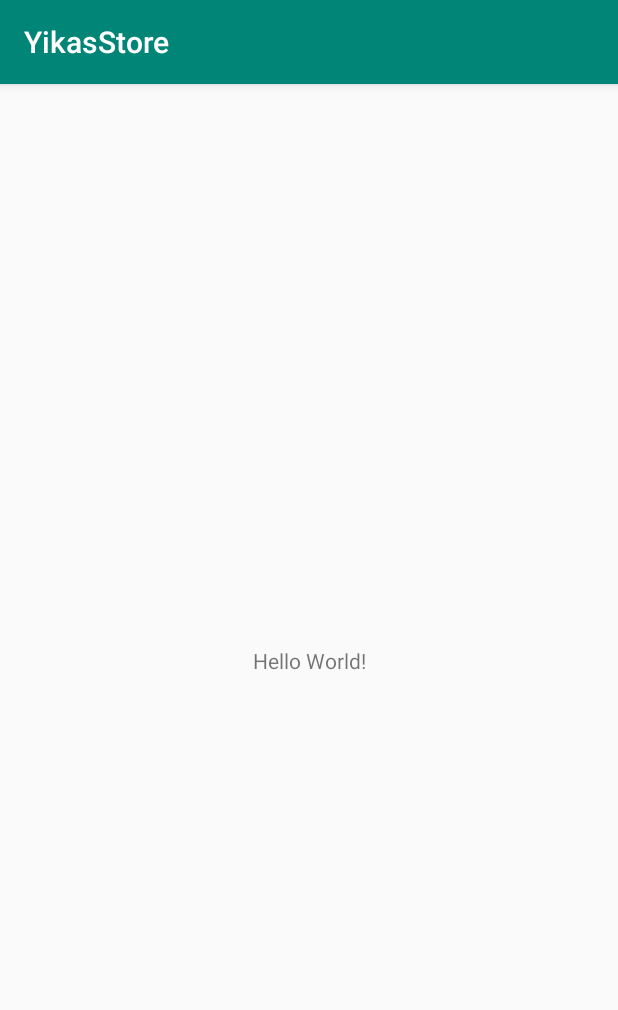
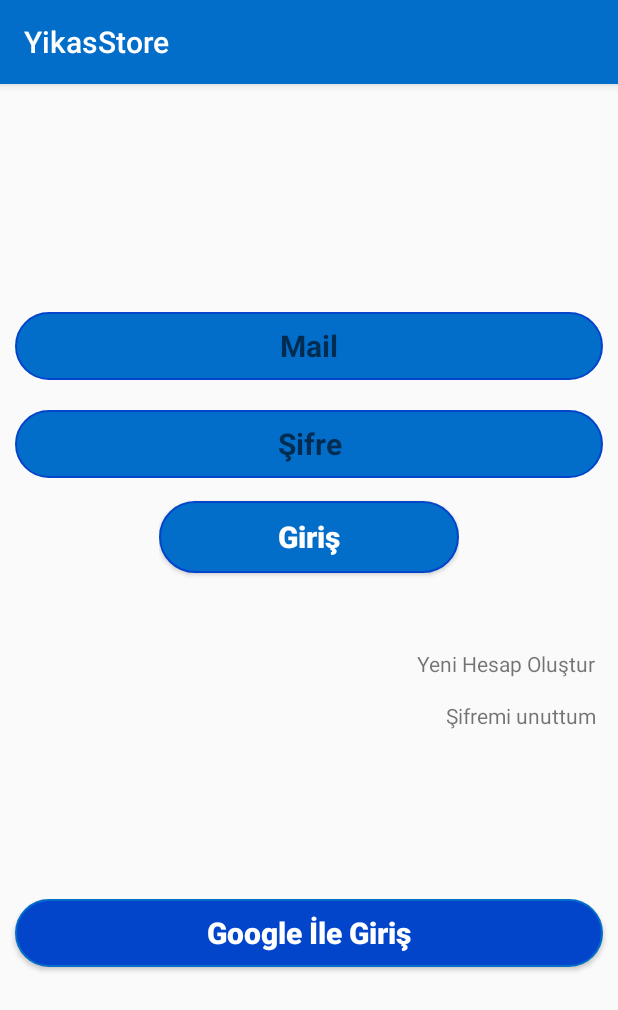
Before and after one commit to yelizkanmaz/YikasStore, an Android app: the screen it shows after launch (MainActivity before the commit, LoginActivity after it), on a phone screen of 412 x 824 dp. Shown: the top 1010 px of the screen. Run offline under Robolectric (Android 15) with nearby library versions, the light colour scheme and no system bars.

Commit message:
yikas-2 - Kullanıcı Girişi Arayüzü Tasarlanacak

```diff
--- a/app/src/main/AndroidManifest.xml
+++ b/app/src/main/AndroidManifest.xml
@@ -13,7 +13,7 @@
         tools:ignore="GoogleAppIndexingWarning">
         <activity android:name=".SplashScreen" />
 
-        <activity android:name=".MainActivity">
+        <activity android:name=".LoginActivity">
             <intent-filter>
                 <action android:name="android.intent.action.MAIN" />
 
--- a/app/src/main/java/com/example/yikasstore/MainActivity.java
+++ b/app/src/main/java/com/example/yikasstore/LoginActivity.java
@@ -4,11 +4,11 @@ import androidx.appcompat.app.AppCompatActivity;
 
 import android.os.Bundle;
 
-public class MainActivity extends AppCompatActivity {
+public class LoginActivity extends AppCompatActivity {
 
     @Override
     protected void onCreate(Bundle savedInstanceState) {
         super.onCreate(savedInstanceState);
-        setContentView(R.layout.activity_main);
+        setContentView(R.layout.activity_login);
     }
 }
--- a/app/src/main/java/com/example/yikasstore/SplashScreen.kt
+++ b/app/src/main/java/com/example/yikasstore/SplashScreen.kt
@@ -14,7 +14,7 @@ class SplashScreen : AppCompatActivity() {
         supportActionBar?.hide()
 
         Handler().postDelayed({
-            val intent = Intent(this, MainActivity::class.java)
+            val intent = Intent(this, LoginActivity::class.java)
             startActivity(intent)
             finish()
         }, SPLASH_TIME_OUT)
--- /dev/null
+++ b/app/src/main/res/drawable/google_rounded_text_area.xml
@@ -0,0 +1,18 @@
+<?xml version="1.0" encoding="utf-8"?>
+<shape xmlns:android="http://schemas.android.com/apk/res/android" >
+    <stroke
+        android:width="1dp"
+        android:color="@color/colorPrimary"
+        android:textColor="@color/white"
+        />
+
+    <solid android:color="@color/colorPrimaryDark" />
+
+    <padding
+        android:left="1dp"
+        android:right="1dp"
+        android:bottom="1dp"
+        android:top="1dp" />
+
+    <corners android:radius="35dp" />
+</shape>
--- /dev/null
+++ b/app/src/main/res/drawable/rounded_text_area.xml
@@ -0,0 +1,18 @@
+<?xml version="1.0" encoding="utf-8"?>
+<shape xmlns:android="http://schemas.android.com/apk/res/android" >
+    <stroke
+        android:width="1dp"
+        android:color="@color/colorPrimaryDark"
+        android:textColor="@color/white"
+        />
+
+    <solid android:color="@color/colorPrimary" />
+
+    <padding
+        android:left="1dp"
+        android:right="1dp"
+        android:bottom="1dp"
+        android:top="1dp" />
+
+    <corners android:radius="35dp" />
+</shape>
--- /dev/null
+++ b/app/src/main/res/layout/activity_login.xml
@@ -0,0 +1,112 @@
+<?xml version="1.0" encoding="utf-8"?>
+<LinearLayout xmlns:android="http://schemas.android.com/apk/res/android"
+    xmlns:tools="http://schemas.android.com/tools"
+    android:layout_width="match_parent"
+    android:layout_height="match_parent"
+    android:gravity="center"
+    android:orientation="vertical"
+    tools:context=".LoginActivity">
+
+    <LinearLayout
+        android:layout_width="match_parent"
+        android:layout_height="wrap_content"
+        android:orientation="vertical">
+
+        <EditText
+            android:id="@+id/txtLoginMail"
+            android:layout_width="match_parent"
+            android:layout_height="45dp"
+            android:layout_margin="10dp"
+            android:background="@drawable/rounded_text_area"
+            android:gravity="center"
+            android:hint="@string/txtMail"
+            android:inputType="textEmailAddress"
+            android:textColor="@android:color/white"
+            android:textSize="20sp"
+            android:textStyle="bold" />
+
+        <EditText
+            android:id="@+id/txtLoginPassword"
+            android:layout_width="match_parent"
+            android:layout_height="45dp"
+            android:layout_margin="10dp"
+            android:background="@drawable/rounded_text_area"
+            android:gravity="center"
+            android:hint="@string/txtPassword"
+            android:inputType="textPassword"
+            android:textColor="@color/white"
+            android:textSize="20sp"
+            android:textStyle="bold" />
+    </LinearLayout>
+
+    <LinearLayout
+        android:layout_width="wrap_content"
+        android:layout_height="wrap_content"
+        android:layout_gravity="center"
+        android:orientation="horizontal">
+
+        <Button
+            android:id="@+id/btnLoginEnter"
+            android:layout_width="200dp"
+            android:layout_height="wrap_content"
+            android:layout_marginTop="5dp"
+            android:layout_marginBottom="5dp"
+            android:background="@drawable/rounded_text_area"
+            android:text="@string/login"
+            android:textAllCaps="false"
+            android:textColor="@android:color/white"
+            android:textSize="20sp"
+            android:textStyle="bold" />
+
+    </LinearLayout>
+
+    <LinearLayout
+        android:layout_width="match_parent"
+        android:layout_height="wrap_content"
+        android:layout_marginTop="30dp"
+        android:orientation="vertical">
+
+        <TextView
+            android:id="@+id/txtCreateAnAccount"
+            android:layout_width="match_parent"
+            android:layout_height="wrap_content"
+            android:layout_margin="15dp"
+            android:clickable="true"
+            android:focusable="true"
+            android:gravity="end"
+            android:text="@string/txtCreateNewUser" />
+
+        <TextView
+            android:id="@+id/txtForgetPassword"
+            android:layout_width="match_parent"
+            android:layout_height="wrap_content"
+            android:layout_marginLeft="15dp"
+            android:layout_marginRight="15dp"
+            android:clickable="true"
+            android:focusable="true"
+            android:gravity="end"
+            android:text="@string/txtForgetPassword" />
+    </LinearLayout>
+
+    <LinearLayout
+        android:layout_width="match_parent"
+        android:layout_height="120dp"
+        android:layout_marginTop="75dp"
+        android:gravity="center"
+        android:orientation="vertical">
+
+        <Button
+            android:id="@+id/btn_google"
+            android:layout_width="match_parent"
+            android:layout_height="45dp"
+            android:layout_margin="10dp"
+            android:background="@drawable/google_rounded_text_area"
+            android:gravity="center"
+            android:text="@string/google_sign"
+            android:textAllCaps="false"
+            android:textColor="@android:color/white"
+            android:textSize="20sp"
+            android:textStyle="bold" />
+
+    </LinearLayout>
+</LinearLayout>
--- a/app/src/main/res/layout/activity_main.xml
+++ /dev/null
@@ -1,18 +0,0 @@
-<?xml version="1.0" encoding="utf-8"?>
-<androidx.constraintlayout.widget.ConstraintLayout xmlns:android="http://schemas.android.com/apk/res/android"
-    xmlns:app="http://schemas.android.com/apk/res-auto"
-    xmlns:tools="http://schemas.android.com/tools"
-    android:layout_width="match_parent"
-    android:layout_height="match_parent"
-    tools:context=".MainActivity">
-
-    <TextView
-        android:layout_width="wrap_content"
-        android:layout_height="wrap_content"
-        android:text="Hello World!"
-        app:layout_constraintBottom_toBottomOf="parent"
-        app:layout_constraintLeft_toLeftOf="parent"
-        app:layout_constraintRight_toRightOf="parent"
-        app:layout_constraintTop_toTopOf="parent" />
-
-</androidx.constraintlayout.widget.ConstraintLayout>
--- a/app/src/main/res/values/colors.xml
+++ b/app/src/main/res/values/colors.xml
@@ -1,6 +1,7 @@
 <?xml version="1.0" encoding="utf-8"?>
 <resources>
-    <color name="colorPrimary">#008577</color>
-    <color name="colorPrimaryDark">#00574B</color>
-    <color name="colorAccent">#D81B60</color>
+    <color name="colorPrimary">#036ECA</color>
+    <color name="colorPrimaryDark">#0345CA</color>
+    <color name="colorAccent">#00BCD4</color>
+    <color name="white">#ffffff</color>
 </resources>
--- a/app/src/main/res/values/strings.xml
+++ b/app/src/main/res/values/strings.xml
@@ -1,3 +1,9 @@
 <resources>
     <string name="app_name">YikasStore</string>
+    <string name="txtForgetPassword">Şifremi unuttum</string>
+    <string name="txtCreateNewUser">Yeni Hesap Oluştur</string>
+    <string name="login">Giriş</string>
+    <string name="txtPassword">Şifre</string>
+    <string name="txtMail">Mail</string>
+    <string name="google_sign">Google İle Giriş</string>
 </resources>
```
